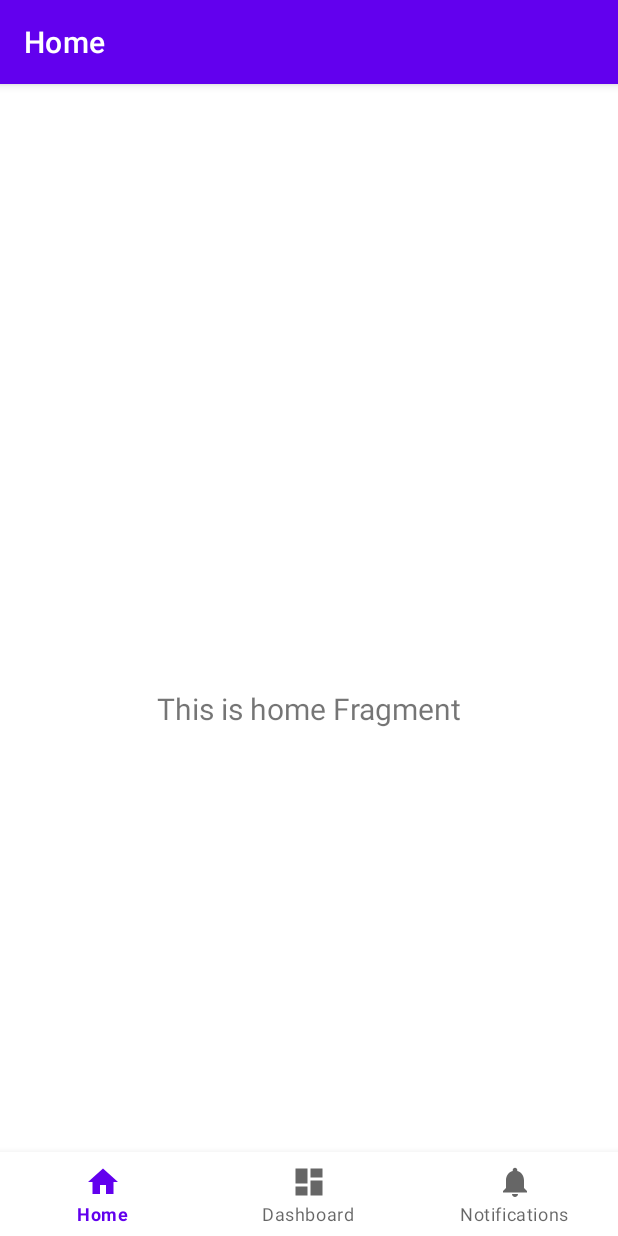
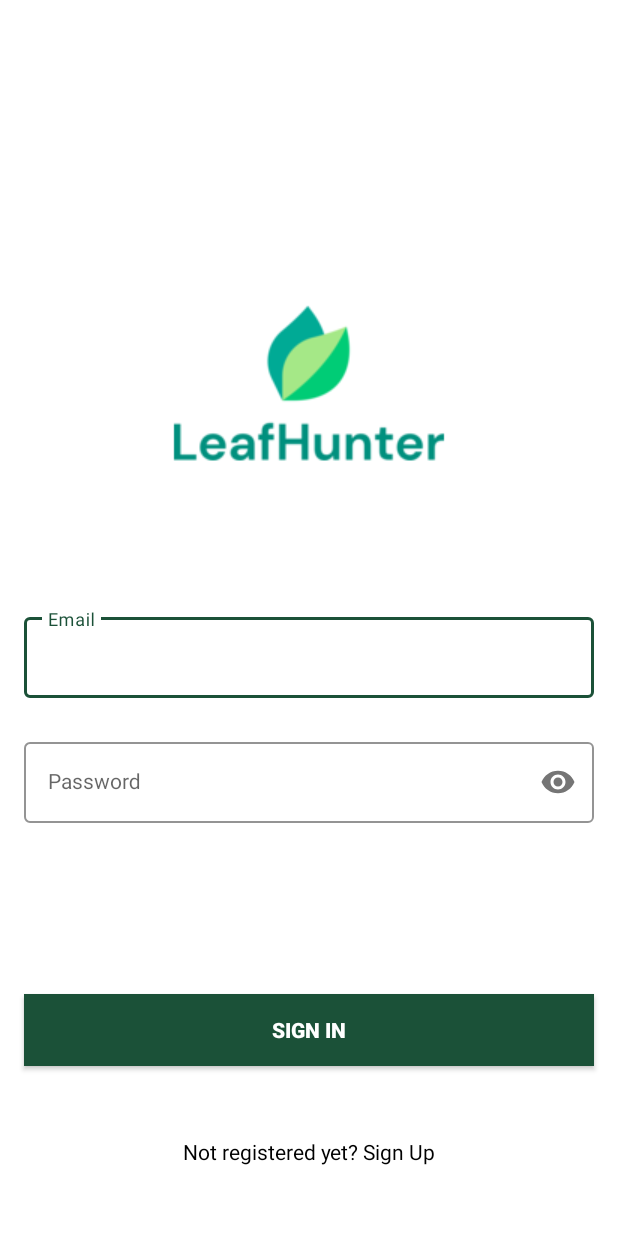
Before and after one commit to NewtlyCroco/LeafHunterDevelopment, an Android app: the screen it shows after launch (MainActivity), on a phone screen of 412 x 824 dp. Run offline under Robolectric (Android 15) with nearby library versions, the phone set to English and light mode, and no system bars; our stand-ins replace navigation-ui.

Commit message:
Sign in and sign up pages done (#1)
* login done

* couple comments on the fragments

```diff
--- a/app/build.gradle.kts
+++ b/app/build.gradle.kts
@@ -48,6 +48,7 @@ dependencies {
     implementation(libs.androidx.lifecycle.viewmodel.ktx)
     implementation(libs.androidx.navigation.fragment.ktx)
     implementation(libs.androidx.navigation.ui.ktx)
+    implementation(libs.androidx.annotation)
     testImplementation(libs.junit)
     androidTestImplementation(libs.androidx.junit)
     androidTestImplementation(libs.androidx.espresso.core)
--- a/app/src/main/java/com/example/leafhunterdevelopment/MainActivity.kt
+++ b/app/src/main/java/com/example/leafhunterdevelopment/MainActivity.kt
@@ -1,13 +1,14 @@
 package com.example.leafhunterdevelopment
 
 import android.os.Bundle
-import com.google.android.material.bottomnavigation.BottomNavigationView
+import android.view.View
 import androidx.appcompat.app.AppCompatActivity
-import androidx.navigation.findNavController
+import androidx.navigation.fragment.NavHostFragment
 import androidx.navigation.ui.AppBarConfiguration
 import androidx.navigation.ui.setupActionBarWithNavController
 import androidx.navigation.ui.setupWithNavController
 import com.example.leafhunterdevelopment.databinding.ActivityMainBinding
+import com.google.android.material.bottomnavigation.BottomNavigationView
 
 class MainActivity : AppCompatActivity() {
 
@@ -21,15 +22,31 @@ class MainActivity : AppCompatActivity() {
 
         val navView: BottomNavigationView = binding.navView
 
-        val navController = findNavController(R.id.nav_host_fragment_activity_main)
+        val navHostFragment = supportFragmentManager
+        .findFragmentById(R.id.nav_host_fragment_activity_main) as NavHostFragment
+
+        val navController = navHostFragment.navController
+
         // Passing each menu ID as a set of Ids because each
         // menu should be considered as top level destinations.
         val appBarConfiguration = AppBarConfiguration(
             setOf(
-                R.id.navigation_home, R.id.navigation_dashboard, R.id.navigation_notifications
+                R.id.navigationHome, R.id.navigationDashboard, R.id.navigationNotifications
             )
         )
         setupActionBarWithNavController(navController, appBarConfiguration)
         navView.setupWithNavController(navController)
+
+        // Hide navigation if on the login screen
+        // also top bar
+        navController.addOnDestinationChangedListener { _, destination, _ ->
+            if (destination.id == R.id.signInFragment || destination.id == R.id.signUpFragment) {
+                navView.visibility = View.GONE
+                supportActionBar?.hide()
+            } else {
+                navView.visibility = View.VISIBLE
+                supportActionBar?.show()
+            }
+        }
     }
 }
--- /dev/null
+++ b/app/src/main/java/com/example/leafhunterdevelopment/ui/signin/SignInFragment.kt
@@ -0,0 +1,77 @@
+package com.example.leafhunterdevelopment.ui.signin
+
+import android.os.Bundle
+import android.view.LayoutInflater
+import android.view.View
+import android.view.ViewGroup
+import android.widget.Toast
+import androidx.fragment.app.Fragment
+import androidx.lifecycle.ViewModelProvider
+import androidx.navigation.fragment.findNavController
+import com.example.leafhunterdevelopment.R
+import com.example.leafhunterdevelopment.databinding.FragmentSignInBinding
+
+class SignInFragment : Fragment() {
+
+    private var _binding: FragmentSignInBinding? = null
+    private val binding get() = _binding!!
+    private lateinit var viewModel: SignInViewModel
+
+    override fun onCreateView(
+        inflater: LayoutInflater,
+        container: ViewGroup?,
+        savedInstanceState: Bundle?
+    ): View {
+        viewModel = ViewModelProvider(this).get(SignInViewModel::class.java)
+        _binding = FragmentSignInBinding.inflate(inflater, container, false)
+        val root: View = binding.root
+
+        // firebaseAuth = FirebaseAuth.getInstance()
+
+        // Button to change to sign up
+        binding.textView.setOnClickListener {
+            // Navigate to SignUpFragment
+            findNavController().navigate(R.id.signUpFragment)
+        }
+
+        // Sign in button listener
+        binding.button.setOnClickListener {
+
+            // Get inputs
+            val email = binding.emailEt.text.toString()
+            val pass = binding.passET.text.toString()
+
+            if (email.isNotEmpty() && pass.isNotEmpty()) {
+                // firebaseAuth.signInWithEmailAndPassword(email, pass).addOnCompleteListener {
+                //     if (it.isSuccessful) {
+                //         findNavController().navigate(R.id.navigationHome)
+                //     } else {
+                //         Toast.makeText(context, it.exception.toString(), Toast.LENGTH_SHORT).show()
+                //     }
+                // }
+
+
+                // TODO: remove this and uncomment the above code
+                findNavController().navigate(R.id.navigationHome)
+            } else {
+                Toast.makeText(context, "Empty fields aren't allowed", Toast.LENGTH_SHORT).show()
+            }
+        }
+
+        return root
+    }
+
+    override fun onStart() {
+        super.onStart()
+
+        // Check if user is already logged in
+        // if(firebaseAuth.currentUser != null){
+        //     findNavController().navigate(R.id.navigationHome)
+        // }
+    }
+
+    override fun onDestroyView() {
+        super.onDestroyView()
+        _binding = null
+    }
+}
--- /dev/null
+++ b/app/src/main/java/com/example/leafhunterdevelopment/ui/signin/SignInViewModel.kt
@@ -0,0 +1,7 @@
+package com.example.leafhunterdevelopment.ui.signin
+
+import androidx.lifecycle.ViewModel
+
+class SignInViewModel : ViewModel() {
+    // Add any necessary logic for the ViewModel here
+}
--- /dev/null
+++ b/app/src/main/res/layout/fragment_sign_in.xml
@@ -0,0 +1,93 @@
+<?xml version="1.0" encoding="utf-8"?>
+<androidx.constraintlayout.widget.ConstraintLayout xmlns:android="http://schemas.android.com/apk/res/android"
+    xmlns:app="http://schemas.android.com/apk/res-auto"
+    xmlns:tools="http://schemas.android.com/tools"
+    android:layout_width="match_parent"
+    android:layout_height="match_parent"
+    tools:context=".ui.signin.SignInFragment">
+
+    <ImageView
+        android:id="@+id/logoImageView"
+        android:layout_width="wrap_content"
+        android:layout_height="wrap_content"
+        android:layout_marginTop="100dp"
+        android:src="@drawable/leaf_hunter_logo"
+        app:layout_constraintTop_toTopOf="parent"
+        app:layout_constraintStart_toStartOf="parent"
+        app:layout_constraintEnd_toEndOf="parent" />
+
+    <com.google.android.material.textfield.TextInputLayout
+        android:id="@+id/emailLayout"
+        style="@style/LoginTextInputOuterFieldStyle"
+        android:layout_width="match_parent"
+        android:layout_height="wrap_content"
+        android:layout_marginHorizontal="16dp"
+        android:layout_marginTop="350dp"
+        app:boxStrokeColor="@color/green"
+        app:hintTextColor="@color/green"
+        app:layout_constraintEnd_toEndOf="parent"
+        app:layout_constraintHorizontal_bias="0.5"
+        app:layout_constraintStart_toStartOf="parent"
+        app:layout_constraintTop_toTopOf="parent">
+
+        <com.google.android.material.textfield.TextInputEditText
+            android:id="@+id/emailEt"
+            style="@style/LoginTextInputInnerFieldStyle"
+            android:layout_width="match_parent"
+            android:layout_height="wrap_content"
+            android:hint="Email"
+            android:inputType="textEmailAddress" />
+    </com.google.android.material.textfield.TextInputLayout>
+
+    <com.google.android.material.textfield.TextInputLayout
+        android:id="@+id/passwordLayout"
+        style="@style/LoginTextInputOuterFieldStyle"
+        android:layout_width="match_parent"
+        android:layout_height="wrap_content"
+        android:layout_marginHorizontal="16dp"
+        android:layout_marginTop="24dp"
+        app:boxStrokeColor="@color/green"
+        app:hintTextColor="@color/green"
+        app:layout_constraintEnd_toEndOf="parent"
+        app:layout_constraintHorizontal_bias="0.5"
+        app:layout_constraintStart_toStartOf="parent"
+        app:layout_constraintTop_toBottomOf="@id/emailLayout"
+        app:passwordToggleEnabled="true">
+
+        <com.google.android.material.textfield.TextInputEditText
+            android:id="@+id/passET"
+            style="@style/LoginTextInputInnerFieldStyle"
+            android:layout_width="match_parent"
+            android:layout_height="wrap_content"
+            android:hint="Password"
+            android:inputType="textPassword" />
+    </com.google.android.material.textfield.TextInputLayout>
+
+    <androidx.appcompat.widget.AppCompatButton
+        android:id="@+id/button"
+        android:layout_width="0dp"
+        android:layout_height="wrap_content"
+        android:layout_marginHorizontal="16dp"
+        android:background="@color/green"
+        android:text="Sign In"
+        android:textColor="@color/white"
+        android:textStyle="bold"
+        app:layout_constraintBottom_toBottomOf="parent"
+        app:layout_constraintEnd_toEndOf="parent"
+        app:layout_constraintHorizontal_bias="0.5"
+        app:layout_constraintStart_toStartOf="parent"
+        app:layout_constraintTop_toBottomOf="@+id/passwordLayout" />
+
+    <TextView
+        android:id="@+id/textView"
+        android:layout_width="wrap_content"
+        android:layout_height="wrap_content"
+        android:textColor="@color/black"
+        android:text="Not registered yet? Sign Up"
+        app:layout_constraintBottom_toBottomOf="parent"
+        app:layout_constraintEnd_toEndOf="parent"
+        app:layout_constraintHorizontal_bias="0.5"
+        app:layout_constraintStart_toStartOf="parent"
+        app:layout_constraintTop_toBottomOf="@+id/button" />
+
+</androidx.constraintlayout.widget.ConstraintLayout>
--- a/app/src/main/res/menu/bottom_nav_menu.xml
+++ b/app/src/main/res/menu/bottom_nav_menu.xml
@@ -2,17 +2,17 @@
 <menu xmlns:android="http://schemas.android.com/apk/res/android">
 
     <item
-        android:id="@+id/navigation_home"
+        android:id="@+id/navigationHome"
         android:icon="@drawable/ic_home_black_24dp"
         android:title="@string/title_home" />
 
     <item
-        android:id="@+id/navigation_dashboard"
+        android:id="@+id/navigationDashboard"
         android:icon="@drawable/ic_dashboard_black_24dp"
         android:title="@string/title_dashboard" />
 
     <item
-        android:id="@+id/navigation_notifications"
+        android:id="@+id/navigationNotifications"
         android:icon="@drawable/ic_notifications_black_24dp"
         android:title="@string/title_notifications" />
 
--- a/app/src/main/res/navigation/mobile_navigation.xml
+++ b/app/src/main/res/navigation/mobile_navigation.xml
@@ -3,23 +3,36 @@
     xmlns:app="http://schemas.android.com/apk/res-auto"
     xmlns:tools="http://schemas.android.com/tools"
     android:id="@+id/mobile_navigation"
-    app:startDestination="@+id/navigation_home">
+    app:startDestination="@+id/signInFragment">
 
     <fragment
-        android:id="@+id/navigation_home"
+        android:id="@+id/signInFragment"
+        android:name="com.example.leafhunterdevelopment.ui.signin.SignInFragment"
+        android:label="Sign In"
+        tools:layout="@layout/fragment_sign_in" />
+
+    <fragment
+        android:id="@+id/signUpFragment"
+        android:name="com.example.leafhunterdevelopment.ui.signup.SignUpFragment"
+        android:label="Sign Up"
+        tools:layout="@layout/fragment_sign_up" />
+
+    <fragment
+        android:id="@+id/navigationHome"
         android:name="com.example.leafhunterdevelopment.ui.home.HomeFragment"
         android:label="@string/title_home"
         tools:layout="@layout/fragment_home" />
 
     <fragment
-        android:id="@+id/navigation_dashboard"
+        android:id="@+id/navigationDashboard"
         android:name="com.example.leafhunterdevelopment.ui.dashboard.DashboardFragment"
         android:label="@string/title_dashboard"
         tools:layout="@layout/fragment_dashboard" />
 
     <fragment
-        android:id="@+id/navigation_notifications"
+        android:id="@+id/navigationNotifications"
         android:name="com.example.leafhunterdevelopment.ui.notifications.NotificationsFragment"
         android:label="@string/title_notifications"
         tools:layout="@layout/fragment_notifications" />
+
 </navigation>
--- a/app/src/main/res/values/colors.xml
+++ b/app/src/main/res/values/colors.xml
@@ -7,4 +7,9 @@
     <color name="teal_700">#FF018786</color>
     <color name="black">#FF000000</color>
     <color name="white">#FFFFFFFF</color>
+
+
+    <color name="yellow">#FFC801</color>
+    <color name="green">#1b5138</color>
+
 </resources>
--- a/app/src/main/res/values/dimens.xml
+++ b/app/src/main/res/values/dimens.xml
@@ -2,4 +2,7 @@
     <!-- Default screen margins, per the Android Design guidelines. -->
     <dimen name="activity_horizontal_margin">16dp</dimen>
     <dimen name="activity_vertical_margin">16dp</dimen>
+    <!-- Default screen margins, per the Android Design guidelines. -->
+    <dimen name="fragment_horizontal_margin">16dp</dimen>
+    <dimen name="fragment_vertical_margin">16dp</dimen>
 </resources>
--- a/app/src/main/res/values/themes.xml
+++ b/app/src/main/res/values/themes.xml
@@ -13,4 +13,36 @@
         <item name="android:statusBarColor">?attr/colorPrimaryVariant</item>
         <!-- Customize your theme here. -->
     </style>
+
+    <style name="Theme.LoginAndSignUp" parent="Theme.MaterialComponents.DayNight.NoActionBar">
+        <!-- Primary brand color. -->
+        <item name="colorPrimary">@color/purple_500</item>
+        <item name="colorPrimaryVariant">@color/purple_700</item>
+        <item name="colorOnPrimary">@color/white</item>
+        <!-- Secondary brand color. -->
+        <item name="colorSecondary">@color/teal_200</item>
+        <item name="colorSecondaryVariant">@color/teal_700</item>
+        <item name="colorOnSecondary">@color/black</item>
+        <!-- Status bar color. -->
+        <item name="android:statusBarColor">@color/teal_200</item>
+        <!-- Customize your theme here. -->
+    </style>
+
+    <style name="LoginTextInputOuterFieldStyle" parent="Widget.MaterialComponents.TextInputLayout.OutlinedBox">
+        <item name="android:layout_width">match_parent</item>
+        <item name="android:layout_height">wrap_content</item>
+        <item name="android:layout_marginTop">15dp</item>
+        <item name="android:layout_marginBottom">15dp</item>
+    </style>
+
+    <style name="LoginTextInputInnerFieldStyle" parent="Widget.MaterialComponents.TextInputLayout.OutlinedBox">
+        <item name="android:layout_width">match_parent</item>
+        <item name="android:layout_height">wrap_content</item>
+        <item name="android:textColor">@color/black</item>
+        <item name="android:textColorHint">@color/black</item>
+        <item name="android:maxLines">1</item>
+        <item name="android:textSize">14sp</item>
+        <item name="android:singleLine">true</item>
+    </style>
+
 </resources>
--- a/gradle/libs.versions.toml
+++ b/gradle/libs.versions.toml
@@ -12,6 +12,7 @@ lifecycleLivedataKtx = "2.8.7"
 lifecycleViewmodelKtx = "2.8.7"
 navigationFragmentKtx = "2.8.8"
 navigationUiKtx = "2.8.8"
+annotation = "1.6.0"
 
 [libraries]
 androidx-core-ktx = { group = "androidx.core", name = "core-ktx", version.ref = "coreKtx" }
@@ -25,6 +26,7 @@ androidx-lifecycle-livedata-ktx = { group = "androidx.lifecycle", name = "lifecy
 androidx-lifecycle-viewmodel-ktx = { group = "androidx.lifecycle", name = "lifecycle-viewmodel-ktx", version.ref = "lifecycleViewmodelKtx" }
 androidx-navigation-fragment-ktx = { group = "androidx.navigation", name = "navigation-fragment-ktx", version.ref = "navigationFragmentKtx" }
 androidx-navigation-ui-ktx = { group = "androidx.navigation", name = "navigation-ui-ktx", version.ref = "navigationUiKtx" }
+androidx-annotation = { group = "androidx.annotation", name = "annotation", version.ref = "annotation" }
 
 [plugins]
 android-application = { id = "com.android.application", version.ref = "agp" }
```
Also changed, not shown: app/src/main/java/com/example/leafhunterdevelopment/ui/signup/SignUpFragment.kt (added, +77 -0 lines), app/src/main/java/com/example/leafhunterdevelopment/ui/signup/SignUpViewModel.kt (added, +7 -0 lines), app/src/main/res/layout/fragment_sign_up.xml (added, +116 -0 lines), app/src/main/res/drawable/leaf_hunter_logo.png (added).
